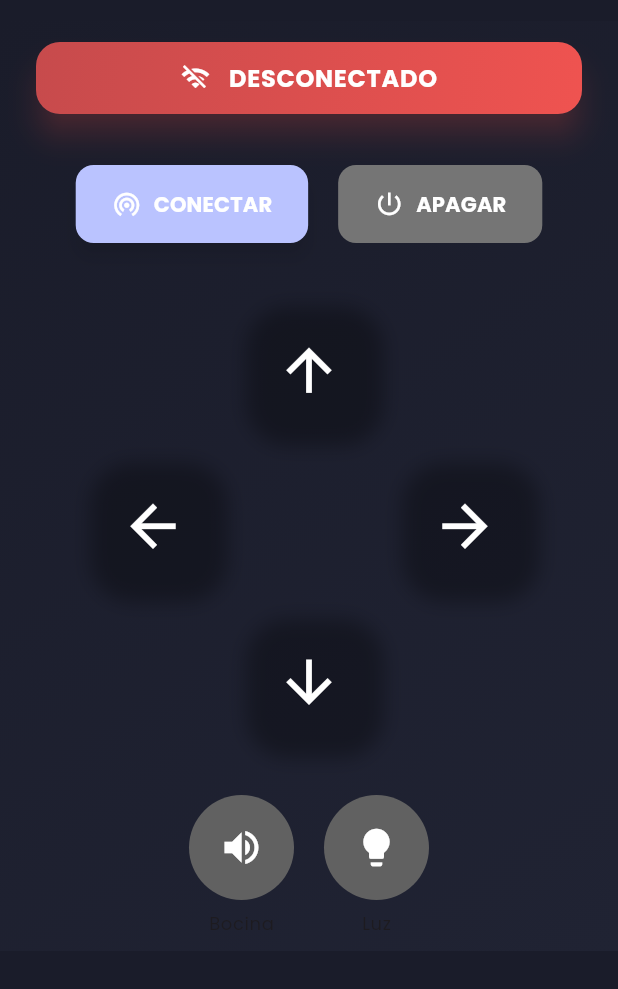
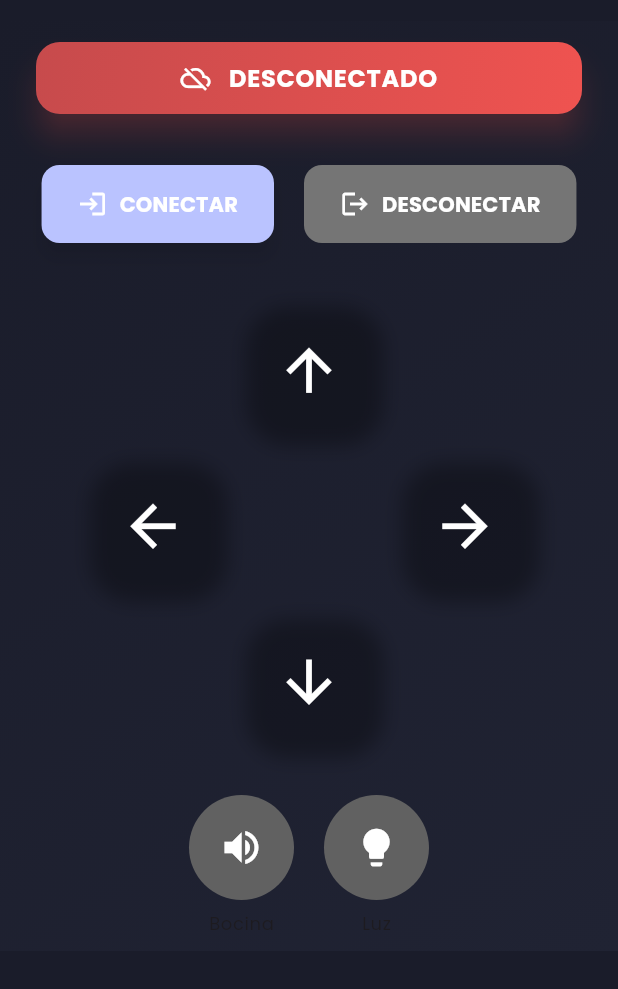
Before and after one commit to AlanDaveAvilaVillanueva/AutitoCar, a Flutter app: the screen it shows after launch, after a tap on "CONECTAR", on a phone screen of 412 x 824 dp, the part 63-1052 px from its top. Run offline on Flutter 3.47's test engine with Material 3 defaults, Android fonts, the phone set to English and light mode, and no system bars; our stand-ins replace firebase_auth, firebase_core, firebase_database, google_fonts; accounts and stored records are empty; network calls fail.

Commit message:
Fix errores

```diff
--- /dev/null
+++ b/flutter_launcher_icons.yaml
@@ -0,0 +1,6 @@
+flutter_icons:
+  android: "launcher_icon"
+  ios: true
+  image_path: "assets/icon/icon.png"
+  adaptive_icon_background: "#1A1C2A"
+  adaptive_icon_foreground: "assets/icon/icon_foreground.png"
--- a/lib/control_screen.dart
+++ b/lib/control_screen.dart
@@ -11,6 +11,16 @@ class ControlScreen extends StatefulWidget {
 }
 
 class _ControlScreenState extends State<ControlScreen> {
+
+  @override
+  void initState() {
+    super.initState();
+    // Intenta conectarse a Firebase automáticamente cuando la pantalla se carga
+    WidgetsBinding.instance.addPostFrameCallback((_) {
+      Provider.of<ConnectionProvider>(context, listen: false).connect();
+    });
+  }
+
   // Método para enviar un comando a través del ConnectionProvider
   void _sendCommand(BuildContext context, String command) {
     Provider.of<ConnectionProvider>(context, listen: false).sendCommand(command);
@@ -93,10 +103,10 @@ class _ControlScreenState extends State<ControlScreen> {
         child: Row(
           mainAxisAlignment: MainAxisAlignment.center,
           children: [
-            Icon(isConnected ? Icons.wifi : Icons.wifi_off, color: Colors.white, size: 20),
+            Icon(isConnected ? Icons.cloud_done : Icons.cloud_off, color: Colors.white, size: 20),
             const SizedBox(width: 12),
             Text(
-              isConnected ? 'CONECTADO' : 'DESCONECTADO',
+              isConnected ? 'CONECTADO A FIREBASE' : 'DESCONECTADO',
               style: Theme.of(context).textTheme.titleMedium?.copyWith(
                     color: Colors.white,
                     fontWeight: FontWeight.bold,
@@ -116,7 +126,7 @@ class _ControlScreenState extends State<ControlScreen> {
       children: [
         ElevatedButton.icon(
           onPressed: connection.isConnected ? null : () => connection.connect(),
-          icon: const Icon(Icons.wifi_tethering, size: 20),
+          icon: const Icon(Icons.login, size: 20),
           label: const Text('CONECTAR'),
           style: Theme.of(context).elevatedButtonTheme.style?.copyWith(
                 backgroundColor: MaterialStateProperty.resolveWith<Color?>((states) {
@@ -128,8 +138,8 @@ class _ControlScreenState extends State<ControlScreen> {
         const SizedBox(width: 20),
         ElevatedButton.icon(
           onPressed: connection.isConnected ? () => connection.disconnect() : null,
-          icon: const Icon(Icons.power_settings_new, size: 20),
-          label: const Text('APAGAR'),
+          icon: const Icon(Icons.logout, size: 20),
+          label: const Text('DESCONECTAR'),
           style: Theme.of(context).elevatedButtonTheme.style?.copyWith(
                 backgroundColor: MaterialStateProperty.resolveWith<Color?>((states) {
                   if (states.contains(MaterialState.disabled)) return Colors.grey.shade600;
@@ -152,7 +162,7 @@ class _ControlScreenState extends State<ControlScreen> {
     }
 
     void handleRelease() {
-      if (isConnected) _sendCommand(context, 'stop'); // Enviar 'stop' al soltar
+      if (isConnected) _sendCommand(context, 'P'); // Enviar 'P' (Parar) al soltar
     }
 
     return SizedBox(
@@ -194,8 +204,11 @@ class _ControlScreenState extends State<ControlScreen> {
     return Column(
       children: [
         GestureDetector(
-          onTap: () {
+          onTapDown: (_) {
             if (isEnabled) _sendCommand(context, command);
+          },
+          onTapUp: (_) {
+             if (isEnabled) _sendCommand(context, 'p'); // Comando para apagar la bocina/luz
           },
           child: CircleAvatar(
             radius: 35,
--- a/lib/main.dart
+++ b/lib/main.dart
@@ -2,45 +2,81 @@ import 'package:flutter/material.dart';
 import 'package:google_fonts/google_fonts.dart';
 import 'package:provider/provider.dart';
 import 'package:myapp/control_screen.dart';
-import 'package:http/http.dart' as http;
+import 'package:firebase_core/firebase_core.dart';
+import 'package:firebase_auth/firebase_auth.dart';
+import 'package:firebase_database/firebase_database.dart';
+import 'firebase_options.dart';
+import 'dart:async';
 
-// Provider para gestionar el estado de la conexión WiFi
+// Provider para gestionar el estado de la conexión con Firebase
 class ConnectionProvider with ChangeNotifier {
+  final FirebaseAuth _auth = FirebaseAuth.instance;
+  final DatabaseReference _databaseRef = FirebaseDatabase.instance.ref();
+
   bool _isConnected = false;
-  final String _host = "192.168.1.100"; // IP del host de Arduino (ajustar si es necesario)
+  User? _user;
+  late StreamSubscription<User?> _authStateSubscription;
 
   bool get isConnected => _isConnected;
 
+  ConnectionProvider() {
+    // Escuchar los cambios en el estado de autenticación
+    _authStateSubscription = _auth.authStateChanges().listen((User? user) {
+      _user = user;
+      _isConnected = (user != null);
+
+      if (_isConnected) {
+        // Marcar el estado como 'connected' en la base de datos cuando el usuario se autentica
+        _databaseRef.child('status').set('connected');
+        // Asegurarse de que al desconectarse, el estado cambie
+        _databaseRef.child('status').onDisconnect().set('disconnected');
+      }
+
+      notifyListeners();
+    });
+  }
+
+  // Conectar usando autenticación anónima
   Future<void> connect() async {
     try {
-      // Intenta hacer una petición simple para verificar la conexión
-      final response = await http.get(Uri.parse('http://$_host/'));
-      if (response.statusCode == 200) {
-        _isConnected = true;
-      } else {
-        _isConnected = false;
+      if (_user == null) {
+        await _auth.signInAnonymously();
       }
     } catch (e) {
-      _isConnected = false;
+      print("Error al conectar anónimamente: $e");
     }
-    notifyListeners();
+    // El listener de authStateChanges se encargará de notificar a los widgets
   }
 
-  void disconnect() {
-    _isConnected = false;
-    notifyListeners();
+  // Desconectar
+  Future<void> disconnect() async {
+    try {
+      await _auth.signOut();
+      // El listener de authStateChanges se encargará de notificar a los widgets
+    } catch (e) {
+      print("Error al desconectar: $e");
+    }
   }
 
-  // Método para enviar comandos al Arduino
+  // Método para enviar comandos a la Realtime Database
   Future<void> sendCommand(String command) async {
     if (_isConnected) {
       try {
-        await http.get(Uri.parse('http://$_host/control?command=$command'));
+        // Usamos push() para crear una lista de comandos y no sobreescribir el último
+        await _databaseRef.child('control/command').set(command);
+        print("Comando '$command' enviado.");
       } catch (e) {
-        // Manejar errores de envío si es necesario
-        print('Error al enviar comando: $e');
+        print("Error al enviar comando a Firebase: $e");
       }
+    } else {
+      print("No se puede enviar el comando, no hay conexión a Firebase.");
     }
+  }
+
+  @override
+  void dispose() {
+    _authStateSubscription.cancel();
+    super.dispose();
   }
 }
 
@@ -56,7 +92,11 @@ class ThemeProvider with ChangeNotifier {
   }
 }
 
-void main() {
+void main() async {
+  WidgetsFlutterBinding.ensureInitialized();
+  await Firebase.initializeApp(
+    options: DefaultFirebaseOptions.currentPlatform,
+  );
   runApp(
     MultiProvider(
       providers: [
--- a/pubspec.yaml
+++ b/pubspec.yaml
@@ -16,12 +16,16 @@ dependencies:
   provider: ^6.1.5+1
   google_fonts: ^6.3.3
   permission_handler: ^12.0.1
+  firebase_core: ^4.2.1
+  firebase_database: ^12.1.0
+  firebase_auth: ^6.1.2
 
 dev_dependencies:
   flutter_test:
     sdk: flutter
 
   flutter_lints: ^5.0.0
+  flutter_launcher_icons: ^0.14.4
 
 flutter:
 
```
Also changed, not shown: firebase.json (added), lib/firebase_options.dart (added), pubspec.lock, 4 other files.
